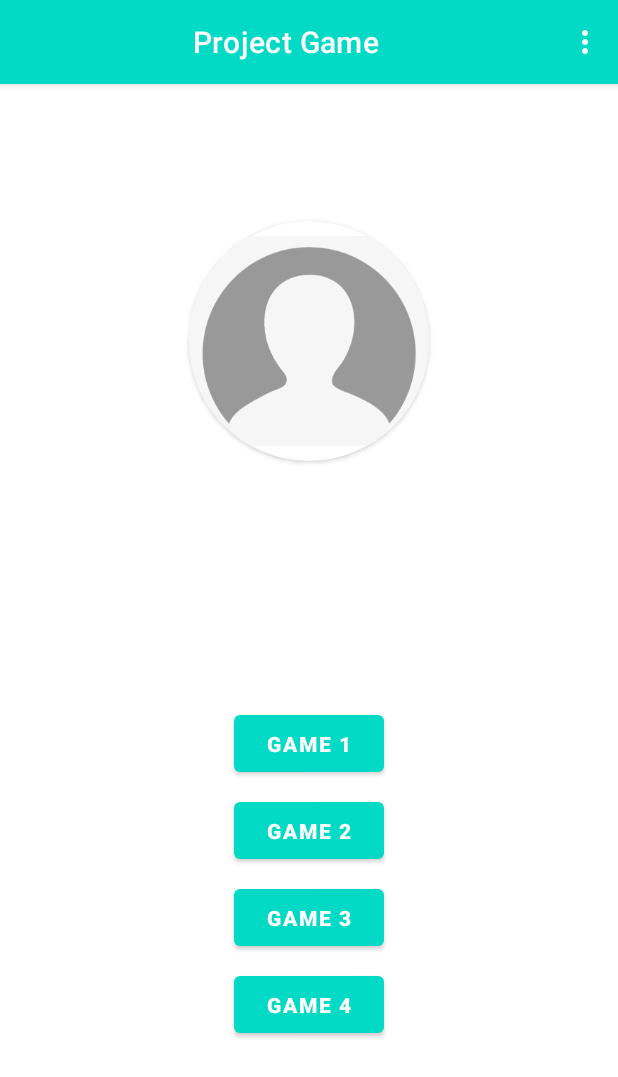
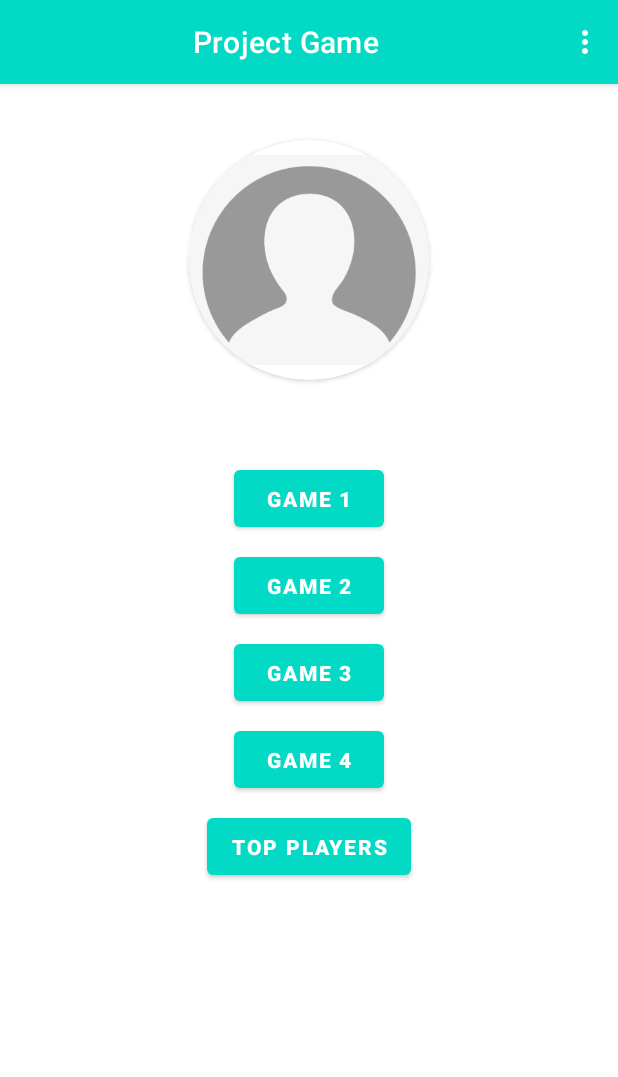
Before and after one commit to TriNM24/gameDemo, an Android app: the MainActivity screen opened directly, with no data from a screen before it, on a phone screen of 412 x 824 dp. Shown: the top 1077 px of the screen. Run offline under Robolectric (Android 15) with nearby library versions, the light colour scheme and no system bars; our stand-ins replace Firebase (no records; nobody signed in at launch, a user with empty details on screens opened directly), Picasso, data binding; pictures from the network do not load.

Commit message:
add top player ui

```diff
--- a/DuyBinhGame/app/src/main/java/binh/le/game/MainActivity.java
+++ b/DuyBinhGame/app/src/main/java/binh/le/game/MainActivity.java
@@ -15,6 +15,7 @@ import binh.le.game.firebase.FirebaseHelper;
 import binh.le.game.gameBasic.caroGame.CaroGameActivity;
 import binh.le.game.databinding.ActivityMainBinding;
 import binh.le.game.gameBasic.memoryGame.MemoryGameActivity;
+import binh.le.game.gameBasic.topPlayer.TopPlayerActivity;
 import binh.le.game.service.BackgroundSoundService;
 import binh.le.game.gameBasic.sudoku.SudokuGameActivity;
 import binh.le.game.setting.SettingActivity;
@@ -90,6 +91,11 @@ public class MainActivity extends BaseActivity<ActivityMainBinding> {
         Toast.makeText(this, "onClickGame4", Toast.LENGTH_SHORT).show();
     }
 
+    public void onClickTopPlayer(){
+        Intent top = new Intent(this, TopPlayerActivity.class);
+        startActivityWithAnimation(top);
+    }
+
     public void openSetting(){
         startActivityWithAnimation(new Intent(this, SettingActivity.class));
     }
--- a/DuyBinhGame/app/src/main/java/binh/le/game/base/BaseFragment.java
+++ b/DuyBinhGame/app/src/main/java/binh/le/game/base/BaseFragment.java
@@ -1,6 +1,7 @@
 package binh.le.game.base;
 
 import android.os.Bundle;
+import android.text.TextUtils;
 import android.view.LayoutInflater;
 import android.view.View;
 import android.view.ViewGroup;
@@ -31,7 +32,9 @@ public abstract class BaseFragment <BD extends ViewDataBinding> extends Fragment
 
     public void onViewCreated(@NonNull View view, Bundle savedInstanceState) {
         super.onViewCreated(view, savedInstanceState);
-        getActivity().setTitle(getActionBarTitle());
+        if(!TextUtils.isEmpty(getActionBarTitle())) {
+            getActivity().setTitle(getActionBarTitle());
+        }
         subscribeUi();
     }
 }
--- a/DuyBinhGame/app/src/main/res/layout/activity_main.xml
+++ b/DuyBinhGame/app/src/main/res/layout/activity_main.xml
@@ -1,13 +1,20 @@
 <?xml version="1.0" encoding="utf-8"?>
-<layout>
+<layout xmlns:android="http://schemas.android.com/apk/res/android"
+    xmlns:app="http://schemas.android.com/apk/res-auto"
+    xmlns:tools="http://schemas.android.com/tools">
+
     <data>
+
         <variable
             name="onClick"
             type="binh.le.game.MainActivity" />
     </data>
-    <androidx.constraintlayout.widget.ConstraintLayout xmlns:android="http://schemas.android.com/apk/res/android"
-        xmlns:app="http://schemas.android.com/apk/res-auto"
-        xmlns:tools="http://schemas.android.com/tools"
+
+    <ScrollView
+        android:layout_width="match_parent"
+        android:layout_height="match_parent">
+
+        <androidx.constraintlayout.widget.ConstraintLayout
             android:layout_width="match_parent"
             android:layout_height="match_parent">
 
@@ -15,31 +22,33 @@
                 android:id="@+id/view_image_user"
                 android:layout_width="160dp"
                 android:layout_height="160dp"
-            app:cardCornerRadius="80dp"
                 android:innerRadius="0dp"
                 android:shape="ring"
+                app:cardCornerRadius="80dp"
                 app:layout_constraintBottom_toBottomOf="parent"
                 app:layout_constraintLeft_toLeftOf="parent"
                 app:layout_constraintRight_toRightOf="parent"
                 app:layout_constraintTop_toTopOf="parent"
-            app:layout_constraintVertical_bias="0.15">
+                app:layout_constraintVertical_bias="0.1">
+
                 <ImageView
                     android:id="@+id/img_user"
                     android:layout_width="160dp"
                     android:layout_height="160dp"
+                    android:onClick="@{()->onClick.openSetting()}"
                     android:src="@drawable/img_default_account"
-                android:onClick="@{()->onClick.openSetting()}"
-                app:layout_constraintTop_toTopOf="parent"
                     app:layout_constraintLeft_toLeftOf="parent"
-                app:layout_constraintRight_toRightOf="parent"/>
+                    app:layout_constraintRight_toRightOf="parent"
+                    app:layout_constraintTop_toTopOf="parent" />
             </androidx.cardview.widget.CardView>
+
             <TextView
                 android:id="@+id/txt_name"
                 android:layout_width="wrap_content"
                 android:layout_height="wrap_content"
+                android:layout_marginTop="@dimen/margin_12_dp"
                 android:textColor="@color/black"
                 android:textSize="16sp"
-            android:layout_marginTop="@dimen/margin_12_dp"
                 app:layout_constraintLeft_toLeftOf="parent"
                 app:layout_constraintRight_toRightOf="parent"
                 app:layout_constraintTop_toBottomOf="@+id/view_image_user"
@@ -47,55 +56,73 @@
 
             <Button
                 android:id="@+id/btn_game1"
-            android:layout_width="@dimen/btn_width"
+                android:layout_width="wrap_content"
+                android:minWidth="@dimen/btn_width"
                 android:layout_height="@dimen/btn_height"
+                android:onClick="@{()->onClick.onClickGame1()}"
                 android:text="@string/game1_name"
+                android:layout_marginTop="@dimen/margin_20_dp"
                 android:textStyle="bold"
-            android:onClick="@{()->onClick.onClickGame1()}"
+                app:layout_constraintBottom_toTopOf="@+id/btn_game2"
                 app:layout_constraintHorizontal_chainStyle="packed"
-            app:layout_constraintVertical_chainStyle="packed"
                 app:layout_constraintLeft_toLeftOf="parent"
                 app:layout_constraintRight_toRightOf="parent"
-            app:layout_constraintBottom_toTopOf="@+id/btn_game2"
-            app:layout_constraintTop_toBottomOf="@+id/txt_name" />
+                app:layout_constraintTop_toBottomOf="@+id/txt_name"
+                app:layout_constraintVertical_chainStyle="packed" />
 
             <Button
                 android:id="@+id/btn_game2"
-            android:layout_width="@dimen/btn_width"
+                android:layout_width="wrap_content"
+                android:minWidth="@dimen/btn_width"
                 android:layout_height="@dimen/btn_height"
-            android:textStyle="bold"
-            android:text="@string/game2_name"
                 android:layout_marginTop="@dimen/margin_8_dp"
                 android:onClick="@{()->onClick.onClickGame2()}"
+                android:text="@string/game2_name"
+                android:textStyle="bold"
+                app:layout_constraintBottom_toTopOf="@+id/btn_game3"
                 app:layout_constraintLeft_toLeftOf="parent"
                 app:layout_constraintRight_toRightOf="parent"
-            app:layout_constraintTop_toBottomOf="@+id/btn_game1"
-            app:layout_constraintBottom_toTopOf="@+id/btn_game3"/>
+                app:layout_constraintTop_toBottomOf="@+id/btn_game1" />
 
             <Button
                 android:id="@+id/btn_game3"
-            android:layout_width="@dimen/btn_width"
+                android:layout_width="wrap_content"
+                android:minWidth="@dimen/btn_width"
                 android:layout_height="@dimen/btn_height"
-            android:textStyle="bold"
-            android:text="@string/game3_name"
                 android:layout_marginTop="@dimen/margin_8_dp"
                 android:onClick="@{()->onClick.onClickGame3()}"
+                android:text="@string/game3_name"
+                android:textStyle="bold"
+                app:layout_constraintBottom_toTopOf="@+id/btn_game4"
                 app:layout_constraintLeft_toLeftOf="parent"
                 app:layout_constraintRight_toRightOf="parent"
-            app:layout_constraintTop_toBottomOf="@+id/btn_game2"
-            app:layout_constraintBottom_toTopOf="@+id/btn_game4"/>
+                app:layout_constraintTop_toBottomOf="@+id/btn_game2" />
 
             <Button
                 android:id="@+id/btn_game4"
-            android:layout_width="@dimen/btn_width"
+                android:layout_width="wrap_content"
+                android:minWidth="@dimen/btn_width"
                 android:layout_height="@dimen/btn_height"
-            android:textStyle="bold"
-            android:text="@string/game4_name"
                 android:layout_marginTop="@dimen/margin_8_dp"
                 android:onClick="@{()->onClick.onClickGame4()}"
+                android:text="@string/game4_name"
+                android:textStyle="bold"
                 app:layout_constraintLeft_toLeftOf="parent"
                 app:layout_constraintRight_toRightOf="parent"
-            app:layout_constraintTop_toBottomOf="@+id/btn_game3"
-            app:layout_constraintBottom_toBottomOf="parent"/>
+                app:layout_constraintTop_toBottomOf="@+id/btn_game3" />
+
+            <Button
+                android:id="@+id/btn_top_player"
+                android:layout_width="wrap_content"
+                android:layout_height="@dimen/btn_height"
+                android:layout_marginTop="@dimen/margin_8_dp"
+                android:onClick="@{()->onClick.onClickTopPlayer()}"
+                android:text="@string/top_players"
+                android:textStyle="bold"
+                app:layout_constraintBottom_toBottomOf="parent"
+                app:layout_constraintLeft_toLeftOf="parent"
+                app:layout_constraintRight_toRightOf="parent"
+                app:layout_constraintTop_toBottomOf="@+id/btn_game4" />
         </androidx.constraintlayout.widget.ConstraintLayout>
+    </ScrollView>
 </layout>
--- a/DuyBinhGame/app/src/main/res/layout/activity_setting.xml
+++ b/DuyBinhGame/app/src/main/res/layout/activity_setting.xml
@@ -25,7 +25,7 @@
             app:layout_constraintLeft_toLeftOf="parent"
             app:layout_constraintRight_toRightOf="parent"
             app:layout_constraintTop_toTopOf="parent"
-            app:layout_constraintVertical_bias="0.15">
+            app:layout_constraintVertical_bias="0.1">
             <ImageView
                 android:id="@+id/img_user"
                 android:layout_width="160dp"
--- /dev/null
+++ b/DuyBinhGame/app/src/main/res/values-w820dp/dimens.xml
@@ -0,0 +1,6 @@
+<resources>
+    <!-- Example customization of dimensions originally defined in res/values/dimens.xml
+         (such as screen margins) for screens with more than 820dp of available width. This
+         would include 7" and 10" devices in landscape (~960dp and ~1280dp respectively). -->
+    <dimen name="activity_horizontal_margin">64dp</dimen>
+</resources>
--- a/DuyBinhGame/app/src/main/res/values/dimens.xml
+++ b/DuyBinhGame/app/src/main/res/values/dimens.xml
@@ -2,4 +2,7 @@
     <!-- Default screen margins, per the Android Design guidelines. -->
     <dimen name="activity_horizontal_margin">16dp</dimen>
     <dimen name="activity_vertical_margin">16dp</dimen>
+    <dimen name="appbar_padding">16dp</dimen>
+    <dimen name="fab_margin">16dp</dimen>
+    <dimen name="appbar_padding_top">8dp</dimen>
 </resources>
```
Also changed, not shown: DuyBinhGame/app/src/main/AndroidManifest.xml (+6 -11 lines), DuyBinhGame/app/src/main/java/binh/le/game/firebase/dao/UserDao.java (+126 -58 lines), DuyBinhGame/app/src/main/java/binh/le/game/gameBasic/topPlayer/TopPlayerActivity.java (added, +43 -0 lines), DuyBinhGame/app/src/main/java/binh/le/game/gameBasic/topPlayer/fragment/PlaceholderFragment.java (added, +53 -0 lines), DuyBinhGame/app/src/main/java/binh/le/game/gameBasic/topPlayer/fragment/SectionsPagerAdapter.java (added, +46 -0 lines), DuyBinhGame/app/src/main/java/binh/le/game/gameBasic/topPlayer/fragment/adapter/TopPlayerAdapter.java (added, +52 -0 lines), DuyBinhGame/app/src/main/java/binh/le/game/login/LoginActivity.java (+3 -7 lines), DuyBinhGame/app/src/main/res/layout/activity_top_player.xml (added, +31 -0 lines), DuyBinhGame/app/src/main/res/layout/fragment_top_player.xml (added, +18 -0 lines), DuyBinhGame/app/src/main/res/layout/item_top_player_row.xml (added, +30 -0 lines), DuyBinhGame/app/src/main/res/values/strings.xml (+7 -0 lines). Lines whose indentation alone changed are shown as unchanged.
